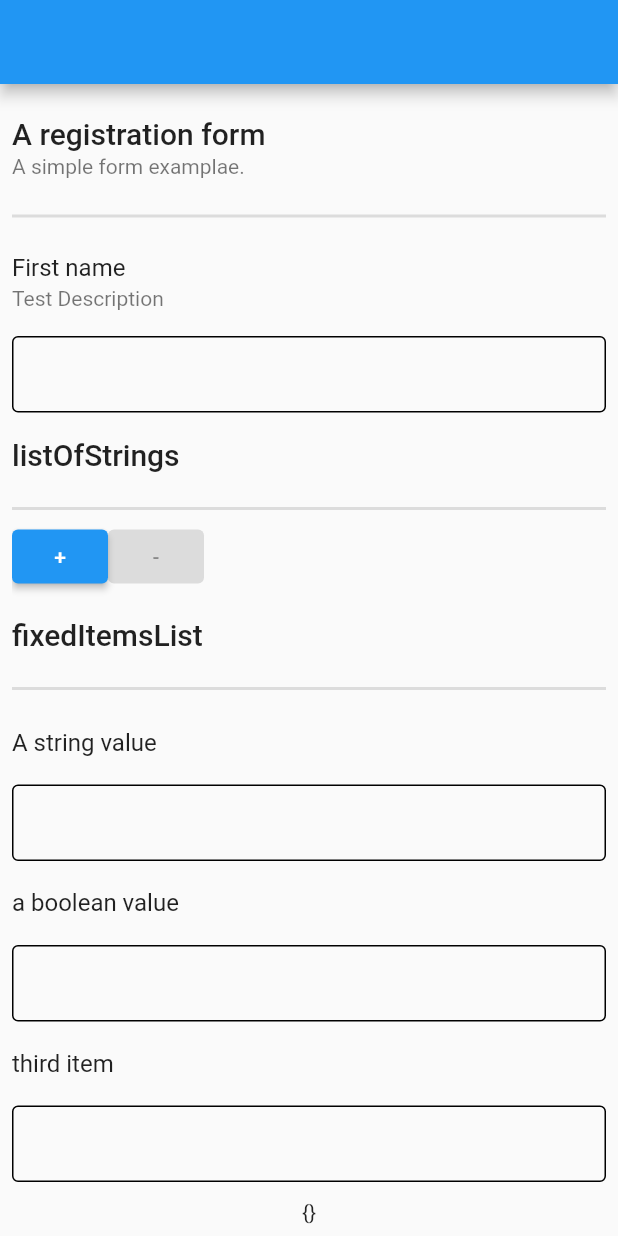
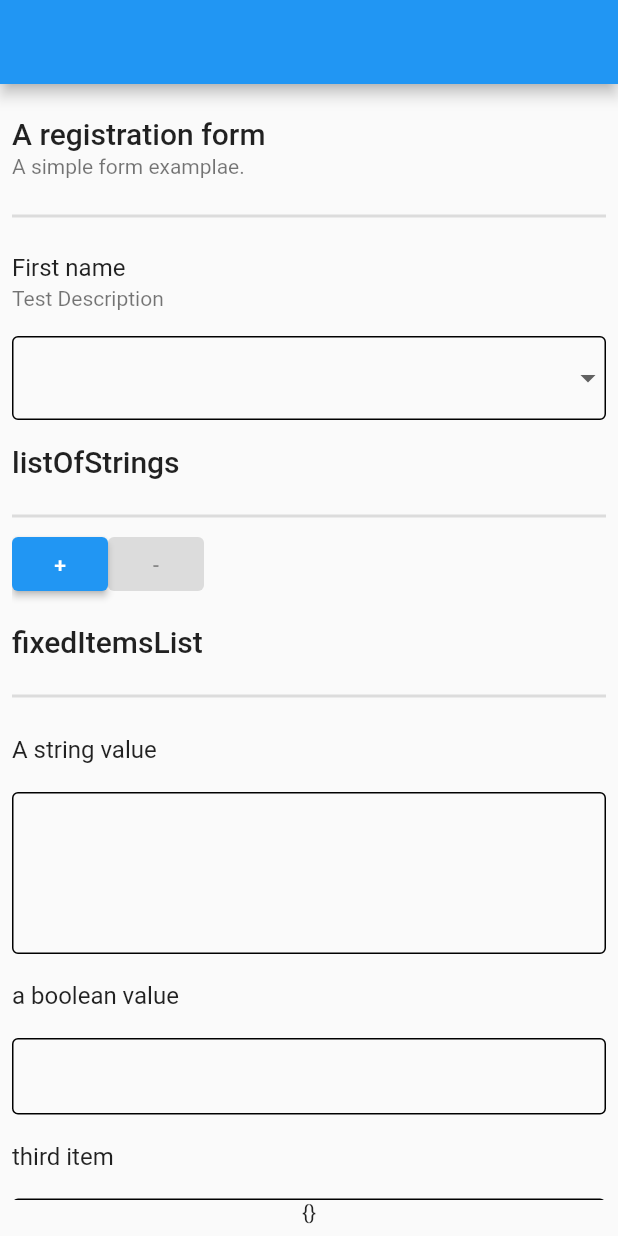
Before and after one commit to aTNa-Lab/atna_json_schema_form, a Flutter app: the screen it shows after launch, on a phone screen of 412 x 824 dp. Run offline on Flutter 3.47's test engine with Material 2 defaults, Android fonts, the phone set to English and light mode, and no system bars; our stand-ins replace bloc, equatable, flutter_bloc.

Commit message:
Refactor widgets into folders

```diff
--- a/packages/flutter_json_schema_form/lib/src/helpers/helpers.dart
+++ b/packages/flutter_json_schema_form/lib/src/helpers/helpers.dart
@@ -1,3 +1,4 @@
 export 'types.dart';
 export 'form_serializer.dart';
 export 'form_builder.dart';
+export 'input_decoration.dart';
--- /dev/null
+++ b/packages/flutter_json_schema_form/lib/src/helpers/input_decoration.dart
@@ -0,0 +1,14 @@
+import 'package:flutter/material.dart';
+
+const decoration = InputDecoration(
+  isDense: true,
+  focusedBorder: OutlineInputBorder(
+    borderSide: BorderSide(
+      color: Colors.blueAccent,
+      width: 1.0,
+    ),
+  ),
+  enabledBorder: OutlineInputBorder(
+    borderSide: BorderSide(width: 1.0),
+  ),
+);
--- a/packages/flutter_json_schema_form/lib/src/widgets/text_widget.dart
+++ /dev/null
@@ -1,88 +0,0 @@
-import 'package:flutter/material.dart';
-import 'package:flutter_bloc/flutter_bloc.dart';
-
-import '../helpers/helpers.dart';
-import '../models/models.dart';
-import '../bloc/bloc.dart' as bloc;
-import 'widgets.dart';
-
-class TextWidget extends StatefulWidget {
-  final TextFieldModel model;
-
-  const TextWidget({Key? key, required this.model}) : super(key: key);
-
-  @override
-  State<TextWidget> createState() => _TextWidgetState();
-}
-
-class _TextWidgetState extends State<TextWidget> {
-  late final id = widget.model.id;
-  late final path = widget.model.path;
-  late final title = widget.model.fieldTitle;
-  late final description = widget.model.description;
-  late final type = widget.model.fieldType;
-
-  final decoration = const InputDecoration(
-    isDense: true,
-    focusedBorder: OutlineInputBorder(
-      borderSide: BorderSide(
-        color: Colors.blueAccent,
-        width: 1.0,
-      ),
-    ),
-    enabledBorder: OutlineInputBorder(
-      borderSide: BorderSide(width: 1.0),
-    ),
-  );
-
-  void onChange(BuildContext context, value) {
-    context.read<bloc.FormBloc>().add(bloc.ChangeFormEvent(id, value, path));
-  }
-
-  Widget buildTextWidget(value) {
-    if (type == WidgetType.select) {
-      return DropdownButtonFormField<String>(
-          value: value,
-          decoration: decoration,
-          onChanged: (String? newValue) {
-            onChange(context, newValue);
-          },
-          items: widget.model.dropdownItems);
-    } else if (type == WidgetType.textarea) {
-      return TextFormField(
-        initialValue: value,
-        decoration: decoration,
-        minLines: 4,
-        maxLines: 10,
-        onChanged: (newValue) {
-          onChange(context, newValue);
-        },
-      );
-    } else {
-      return TextFormField(
-        initialValue: value,
-        decoration: decoration,
-        onChanged: (newValue) {
-          onChange(context, newValue);
-        },
-      );
-    }
-  }
-
-  @override
-  Widget build(BuildContext context) {
-    return FieldWrapper(
-      title: title,
-      description: description,
-      child: BlocBuilder<bloc.FormBloc, bloc.FormState>(
-        buildWhen: (previousState, currentState) {
-          return previousState.formData[id] != currentState.formData[id];
-        },
-        builder: (context, state) {
-          final value = state.formData[id];
-          return buildTextWidget(value);
-        },
-      ),
-    );
-  }
-}
--- /dev/null
+++ b/packages/flutter_json_schema_form/lib/src/widgets/text_widget/text_widget.dart
@@ -0,0 +1,72 @@
+import 'package:flutter/material.dart';
+import 'package:flutter_bloc/flutter_bloc.dart';
+
+import '../../helpers/helpers.dart';
+import '../../models/models.dart';
+import '../../bloc/bloc.dart' as bloc;
+import '../widgets.dart';
+
+class TextWidget extends StatefulWidget {
+  final TextFieldModel model;
+
+  const TextWidget({Key? key, required this.model}) : super(key: key);
+
+  @override
+  State<TextWidget> createState() => _TextWidgetState();
+}
+
+class _TextWidgetState extends State<TextWidget> {
+  late final id = widget.model.id;
+  late final path = widget.model.path;
+  late final title = widget.model.fieldTitle;
+  late final description = widget.model.description;
+  late final type = widget.model.fieldType;
+  late final widgetType = widget.model.widgetType;
+
+  void onChange(BuildContext context, value) {
+    context.read<bloc.FormBloc>().add(bloc.ChangeFormEvent(id, value, path));
+  }
+
+  @override
+  Widget build(BuildContext context) {
+    return FieldWrapper(
+      title: title,
+      description: description,
+      child: BlocBuilder<bloc.FormBloc, bloc.FormState>(
+        // buildWhen: (previousState, currentState) {
+        //   return previousState.formData[id] != currentState.formData[id];
+        // },
+        builder: (context, state) {
+          final value = state.formData[id];
+          if (widgetType == WidgetType.select) {
+            return DropdownButtonFormField<String>(
+                value: value,
+                decoration: decoration,
+                onChanged: (String? newValue) {
+                  onChange(context, newValue);
+                },
+                items: widget.model.dropdownItems);
+          } else if (widgetType == WidgetType.textarea) {
+            return TextFormField(
+              initialValue: value,
+              decoration: decoration,
+              minLines: 4,
+              maxLines: 10,
+              onChanged: (newValue) {
+                onChange(context, newValue);
+              },
+            );
+          } else {
+            return TextFormField(
+              initialValue: value,
+              decoration: decoration,
+              onChanged: (newValue) {
+                onChange(context, newValue);
+              },
+            );
+          }
+        },
+      ),
+    );
+  }
+}
--- a/packages/flutter_json_schema_form/lib/src/widgets/widgets.dart
+++ b/packages/flutter_json_schema_form/lib/src/widgets/widgets.dart
@@ -1,4 +1,4 @@
 export 'array_widget/array_widget.dart';
-export 'section_widget.dart';
-export 'text_widget.dart';
+export 'section_widget/section_widget.dart';
+export 'text_widget/text_widget.dart';
 export 'field_wrapper.dart';
```
Also changed, not shown: packages/flutter_json_schema_form/lib/src/widgets/section_widget/section_widget.dart (renamed from packages/flutter_json_schema_form/lib/src/widgets/section_widget.dart, +3 -4 lines).
